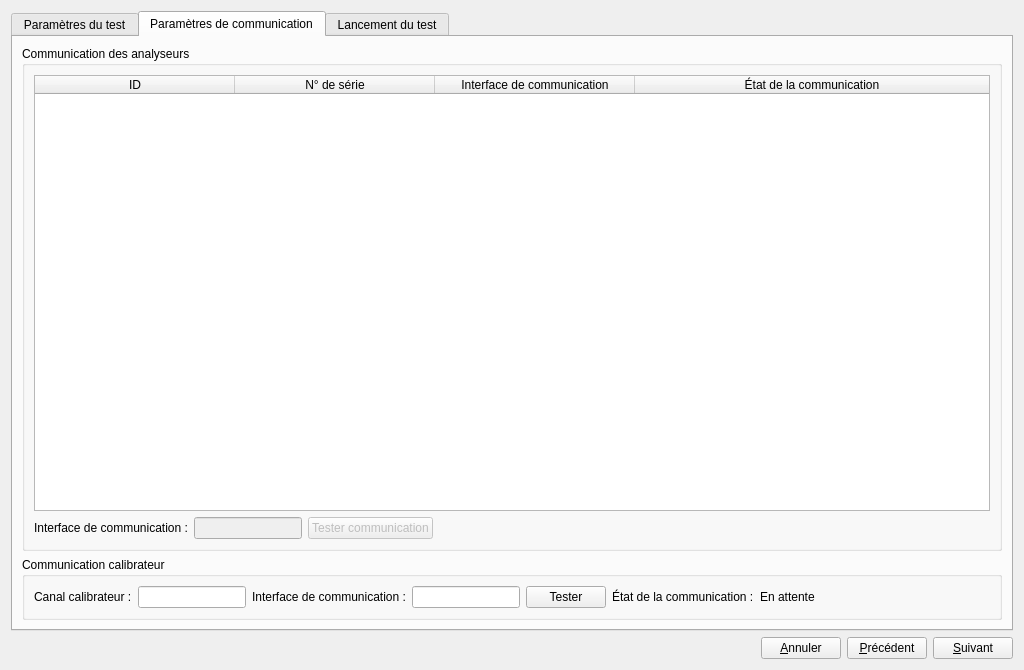
Qt form et_interfaceexecutiontest.ui (InformatiqueAtmoNA/tam) before a commit.
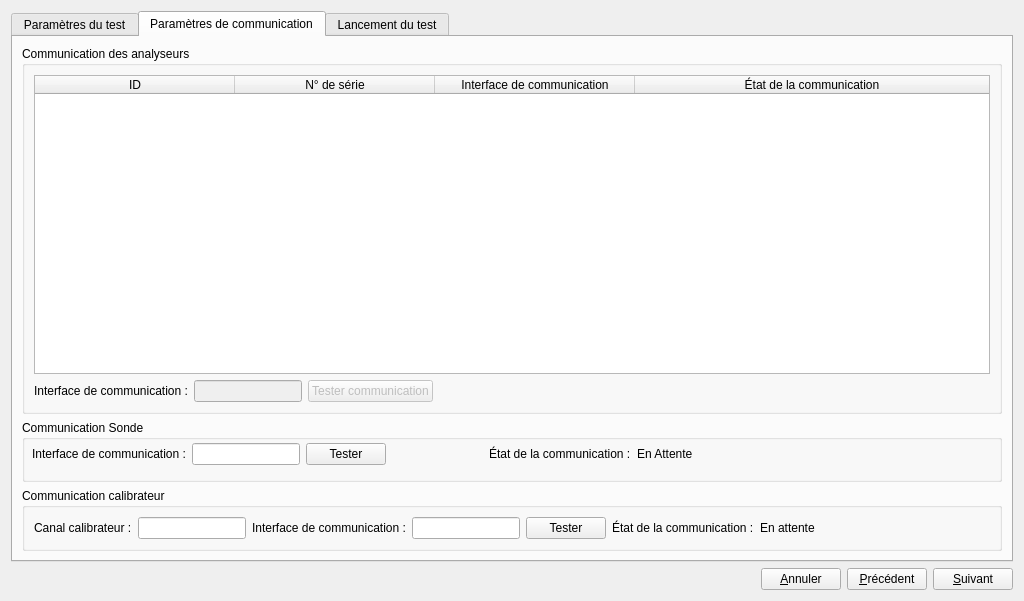
The same form after that commit. The open tabs and pages were chosen to show the change.

Commit message: recuperation temperature pendant le test

The edit to the form file:
```diff
--- a/et_interfaceexecutiontest.ui
+++ b/et_interfaceexecutiontest.ui
@@ -7,7 +7,7 @@
     <x>0</x>
     <y>0</y>
     <width>1024</width>
-    <height>670</height>
+    <height>601</height>
    </rect>
   </property>
   <property name="windowTitle">
@@ -603,6 +603,81 @@
              </layout>
             </widget>
            </item>
+           <item>
+            <widget class="QGroupBox" name="groupBox_5">
+             <property name="minimumSize">
+              <size>
+               <width>978</width>
+               <height>62</height>
+              </size>
+             </property>
+             <property name="title">
+              <string>Communication Sonde</string>
+             </property>
+             <widget class="QWidget" name="horizontalLayoutWidget">
+              <property name="geometry">
+               <rect>
+                <x>10</x>
+                <y>20</y>
+                <width>661</width>
+                <height>28</height>
+               </rect>
+              </property>
+              <layout class="QHBoxLayout" name="horizontalLayout_20">
+               <item>
+                <widget class="QLabel" name="label_4">
+                 <property name="text">
+                  <string>Interface de communication :</string>
+                 </property>
+                </widget>
+               </item>
+               <item>
+                <widget class="QLineEdit" name="lineEdit_InterfaceSonde"/>
+               </item>
+               <item>
+                <widget class="QPushButton" name="button_TestSonde">
+                 <property name="text">
+                  <string>Tester</string>
+                 </property>
+                </widget>
+               </item>
+               <item>
+                <spacer name="horizontalSpacer_9">
+                 <property name="orientation">
+                  <enum>Qt::Horizontal</enum>
+                 </property>
+                 <property name="sizeHint" stdset="0">
+                  <size>
+                   <width>40</width>
+                   <height>20</height>
+                  </size>
+                 </property>
+                </spacer>
+               </item>
+               <item>
+                <widget class="QLabel" name="label_5">
+                 <property name="minimumSize">
+                  <size>
+                   <width>142</width>
+                   <height>26</height>
+                  </size>
+                 </property>
+                 <property name="text">
+                  <string>État de la communication :</string>
+                 </property>
+                </widget>
+               </item>
+               <item>
+                <widget class="QLabel" name="label_EtatSonde">
+                 <property name="text">
+                  <string>En Attente</string>
+                 </property>
+                </widget>
+               </item>
+              </layout>
+             </widget>
+            </widget>
+           </item>
            <item>
             <widget class="QGroupBox" name="groupBox_4">
              <property name="title">
```
Left out of the diff: 77 changed lines with no effect on the pictures. The commit also changes 15 other files.
